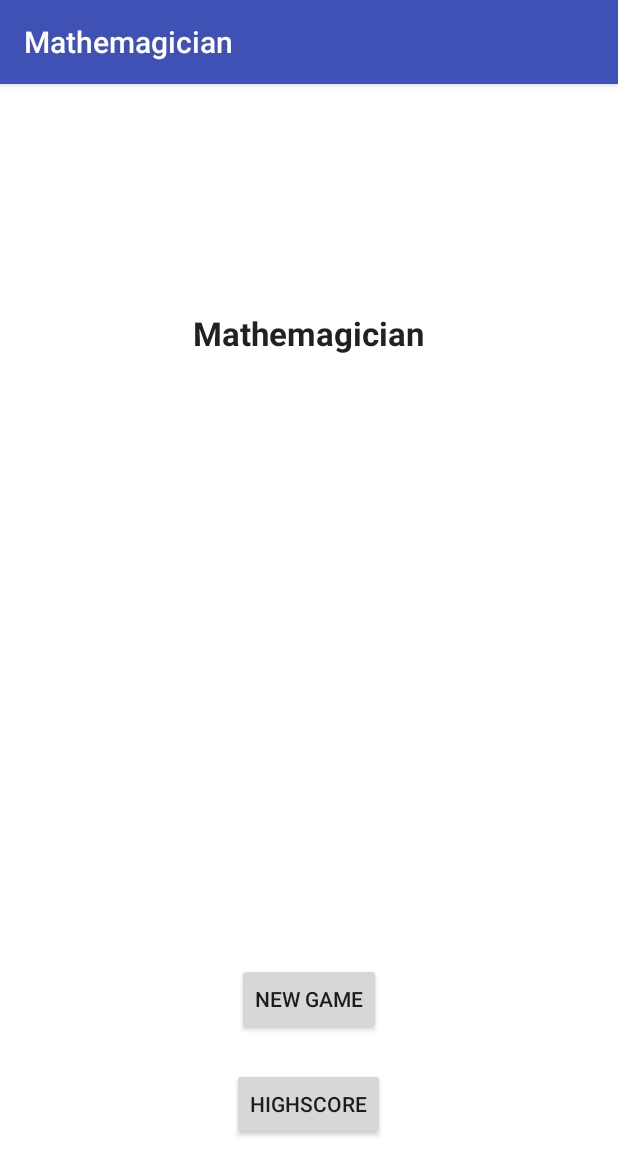
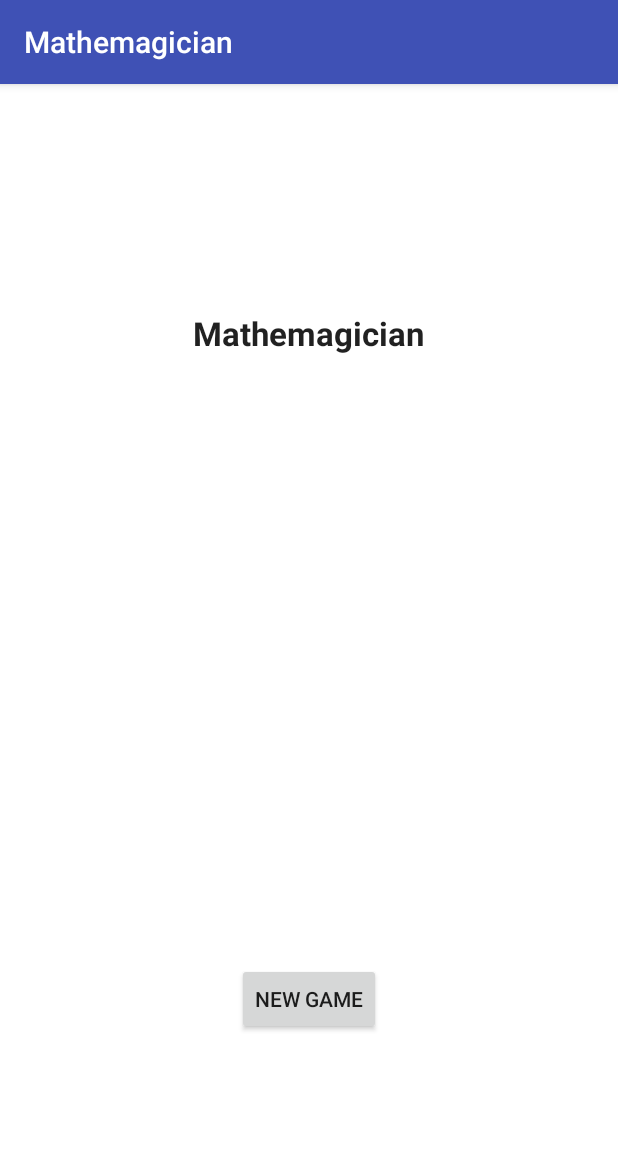
Before and after one commit to jloures/Mathemagician, an Android app: the screen it shows after launch (MainPage), on a phone screen of 412 x 824 dp. Shown: the top 1175 px of the screen. Run offline under Robolectric (Android 15) with nearby library versions, the phone set to English and light mode, and no system bars.

Commit message:
done with project

```diff
--- a/app/src/main/java/com/androidapplication/capstone/mathemagician/GamePage.java
+++ b/app/src/main/java/com/androidapplication/capstone/mathemagician/GamePage.java
@@ -103,10 +103,6 @@ public class GamePage extends AppCompatActivity {
         this.endTime = System.currentTimeMillis();
         int duration = (int) (this.endTime - this.startTime) / 1000;
 
-        SharedPreferences.Editor editor = getSharedPreferences("high_scores", MODE_PRIVATE).edit();
-        //editor.putString();
-        editor.apply();
-
         Intent highScorePageIntent = new Intent(this, HighScoresPage.class);
         highScorePageIntent.putExtra("results", new SessionResult(duration, this.numMistakes).toString());
         startActivity(highScorePageIntent);
--- a/app/src/main/java/com/androidapplication/capstone/mathemagician/MainPage.java
+++ b/app/src/main/java/com/androidapplication/capstone/mathemagician/MainPage.java
@@ -20,9 +20,4 @@ public class MainPage extends AppCompatActivity {
         Intent intent = new Intent(this, GamePage.class);
         startActivity(intent);
     }
-
-    public void goToHighScorePage(View view) {
-        Intent intent = new Intent(this, HighScoresPage.class);
-        startActivity(intent);
-    }
 }
--- a/app/src/main/res/layout/content_main.xml
+++ b/app/src/main/res/layout/content_main.xml
@@ -22,16 +22,6 @@
         android:layout_marginBottom="118dp"
         android:onClick="startGame" />
 
-    <Button
-        android:layout_width="wrap_content"
-        android:layout_height="wrap_content"
-        android:text="HighScore"
-        android:id="@+id/high_score_button"
-        android:layout_alignParentBottom="true"
-        android:layout_centerHorizontal="true"
-        android:layout_marginBottom="48dp"
-        android:onClick="goToHighScorePage"/>
-
     <TextView
         android:layout_width="wrap_content"
         android:layout_height="wrap_content"
```
Also changed, not shown: app/src/main/java/com/androidapplication/capstone/mathemagician/HighScoresPage.java (+7 -17 lines), app/src/main/res/layout/content_high_score_page.xml (+4 -12 lines).
